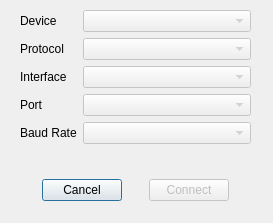
cbrice72/LIBRA-App, file src/ui/open_epos_dialog.ui: the form before one commit.
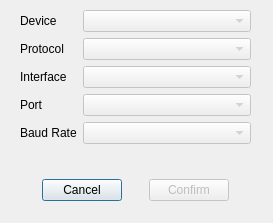
The form after the commit. Icons and pictures are not drawn.

The edit to the form file:
```diff
--- a/src/ui/open_epos_dialog.ui
+++ b/src/ui/open_epos_dialog.ui
@@ -172,7 +172,7 @@
        <bool>false</bool>
       </property>
       <property name="text">
-       <string>Connect</string>
+       <string>Confirm</string>
       </property>
       <property name="icon">
        <iconset theme="list-add"/>
```
Left out of the diff: 2 changed lines with no effect on the pictures.
